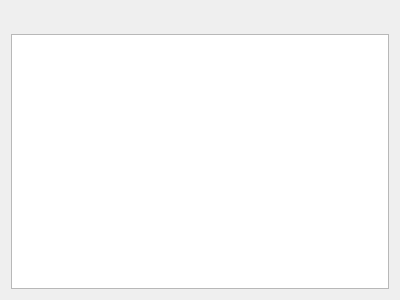
fengzhu2007/anycode, file App/panes/db/table_list_widget.ui: the form before one commit.
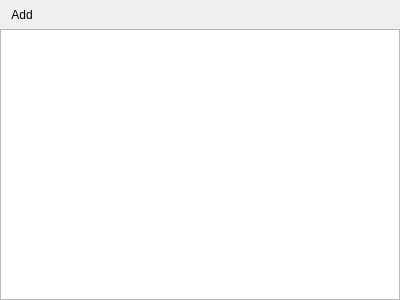
The form after the commit. Icons and pictures are not drawn.

```diff
--- a/App/panes/db/table_list_widget.ui
+++ b/App/panes/db/table_list_widget.ui
@@ -14,7 +14,22 @@
    <string>Form</string>
   </property>
   <layout class="QVBoxLayout" name="verticalLayout">
-     <item>
+   <property name="spacing">
+    <number>0</number>
+   </property>
+   <property name="leftMargin">
+    <number>0</number>
+   </property>
+   <property name="topMargin">
+    <number>0</number>
+   </property>
+   <property name="rightMargin">
+    <number>0</number>
+   </property>
+   <property name="bottomMargin">
+    <number>0</number>
+   </property>
+   <item>
     <widget class="QToolBar" name="toolBar">
      <property name="movable">
       <bool>false</bool>
@@ -25,12 +40,25 @@
        <height>16</height>
       </size>
      </property>
+     <addaction name="actionAdd"/>
     </widget>
    </item>
    <item>
     <widget class="QTableView" name="tableView"/>
    </item>
   </layout>
+  <action name="actionAdd">
+   <property name="icon">
+    <iconset resource="../../r.qrc">
+     <normaloff>:/Resource/icons/Add_16x.svg</normaloff>:/Resource/icons/Add_16x.svg</iconset>
+   </property>
+   <property name="text">
+    <string>Add</string>
+   </property>
+   <property name="menuRole">
+    <enum>QAction::NoRole</enum>
+   </property>
+  </action>
  </widget>
  <resources/>
  <connections/>
```
Left out of the diff: 10 changed lines with no effect on the pictures.
